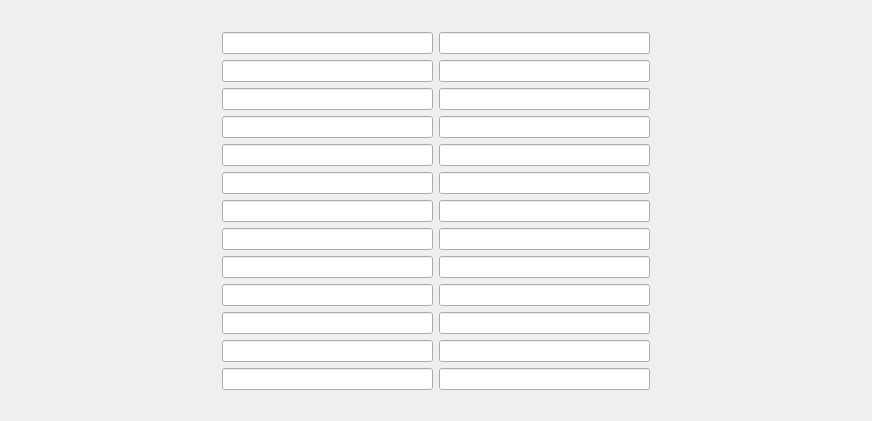
The window that UI/CharakterItems.ui (Aeolitus/Sephrasto) describes before a commit, drawn with Qt 5.
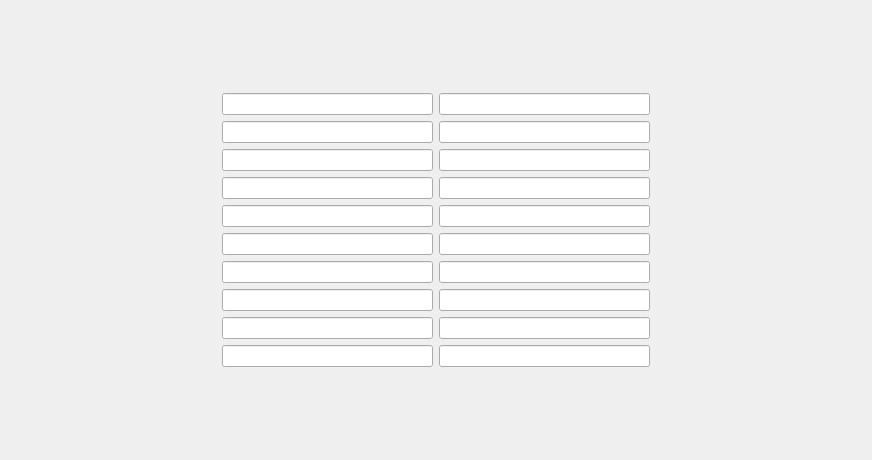
The same window after the commit.

Diff of the .ui file:
```diff
--- a/UI/CharakterItems.ui
+++ b/UI/CharakterItems.ui
@@ -7,7 +7,7 @@
     <x>0</x>
     <y>0</y>
     <width>872</width>
-    <height>421</height>
+    <height>460</height>
    </rect>
   </property>
   <property name="windowTitle">
@@ -114,24 +114,6 @@
     <widget class="QLineEdit" name="lineEdit_20"/>
    </item>
    <item row="12" column="1">
-    <widget class="QLineEdit" name="lineEdit_21"/>
-   </item>
-   <item row="12" column="2">
-    <widget class="QLineEdit" name="lineEdit_22"/>
-   </item>
-   <item row="13" column="1">
-    <widget class="QLineEdit" name="lineEdit_23"/>
-   </item>
-   <item row="13" column="2">
-    <widget class="QLineEdit" name="lineEdit_24"/>
-   </item>
-   <item row="14" column="1">
-    <widget class="QLineEdit" name="lineEdit_25"/>
-   </item>
-   <item row="14" column="2">
-    <widget class="QLineEdit" name="lineEdit_26"/>
-   </item>
-   <item row="15" column="1">
     <spacer name="verticalSpacer_2">
      <property name="orientation">
       <enum>Qt::Vertical</enum>
```
Left out of the diff: 138 changed lines with no effect on the pictures.
